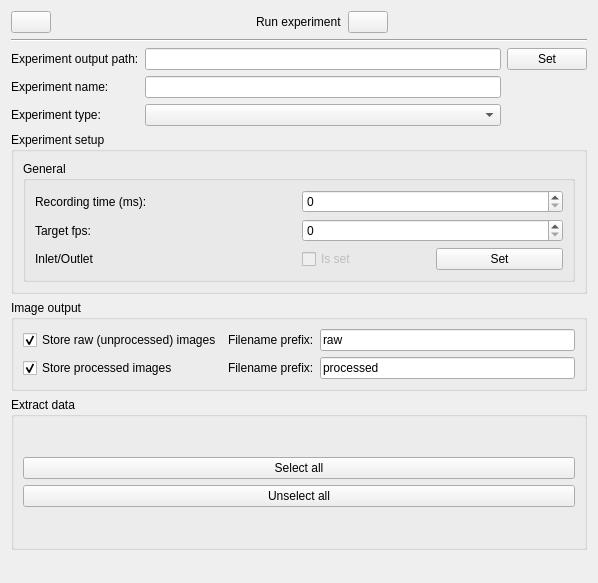
First picture: the form in src/RTOC/gui/experimentsetup.ui, repository mortbopet/RTOC, before the edit.
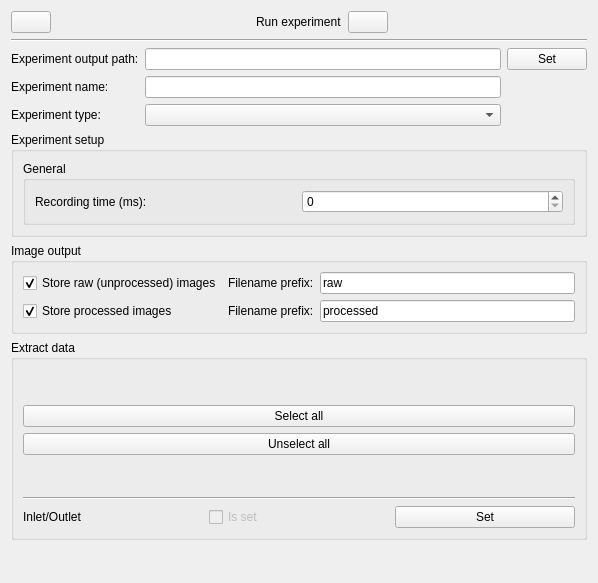
Second picture: the form after the edit.

Patch:
```diff
--- a/src/RTOC/gui/experimentsetup.ui
+++ b/src/RTOC/gui/experimentsetup.ui
@@ -138,19 +138,6 @@
             <layout class="QGridLayout" name="gridLayout_8">
              <item row="0" column="0">
               <layout class="QGridLayout" name="gridLayout_7">
-               <item row="2" column="1">
-                <widget class="QSpinBox" name="fps"/>
-               </item>
-               <item row="2" column="0">
-                <widget class="QLabel" name="l_fps">
-                 <property name="text">
-                  <string>Target fps:</string>
-                 </property>
-                </widget>
-               </item>
-               <item row="1" column="1">
-                <widget class="QSpinBox" name="rectime"/>
-               </item>
                <item row="1" column="0">
                 <widget class="QLabel" name="l_rectime">
                  <property name="text">
@@ -158,33 +145,8 @@
                  </property>
                 </widget>
                </item>
-               <item row="3" column="0">
-                <widget class="QLabel" name="label_2">
-                 <property name="text">
-                  <string>Inlet/Outlet</string>
-                 </property>
-                </widget>
-               </item>
-               <item row="3" column="1">
-                <layout class="QHBoxLayout" name="horizontalLayout_2">
-                 <item>
-                  <widget class="QCheckBox" name="inletOutletIsSet">
-                   <property name="enabled">
-                    <bool>false</bool>
-                   </property>
-                   <property name="text">
-                    <string>Is set</string>
-                   </property>
-                  </widget>
-                 </item>
-                 <item>
-                  <widget class="QPushButton" name="setOutlet">
-                   <property name="text">
-                    <string>Set</string>
-                   </property>
-                  </widget>
-                 </item>
-                </layout>
+               <item row="1" column="1">
+                <widget class="QSpinBox" name="rectime"/>
                </item>
               </layout>
              </item>
@@ -279,6 +241,8 @@
        </property>
        <layout class="QGridLayout" name="gridLayout_3">
         <item row="0" column="0">
+         <layout class="QVBoxLayout" name="verticalLayout_3">
+          <item>
          <layout class="QHBoxLayout" name="horizontalLayout" stretch="1,0">
           <item>
            <layout class="QGridLayout" name="dataLayout"/>
@@ -324,6 +288,43 @@
                </size>
               </property>
              </spacer>
+              </item>
+             </layout>
+            </item>
+           </layout>
+          </item>
+          <item>
+           <widget class="Line" name="line_2">
+            <property name="orientation">
+             <enum>Qt::Horizontal</enum>
+            </property>
+           </widget>
+          </item>
+          <item>
+           <layout class="QHBoxLayout" name="horizontalLayout_3">
+            <item>
+             <widget class="QLabel" name="label_2">
+              <property name="text">
+               <string>Inlet/Outlet</string>
+              </property>
+             </widget>
+            </item>
+            <item>
+             <widget class="QCheckBox" name="inletOutletIsSet">
+              <property name="enabled">
+               <bool>false</bool>
+              </property>
+              <property name="text">
+               <string>Is set</string>
+              </property>
+             </widget>
+            </item>
+            <item>
+             <widget class="QPushButton" name="setOutlet">
+              <property name="text">
+               <string>Set</string>
+              </property>
+             </widget>
             </item>
            </layout>
           </item>
```
Lines whose indentation alone changed are shown as unchanged.
